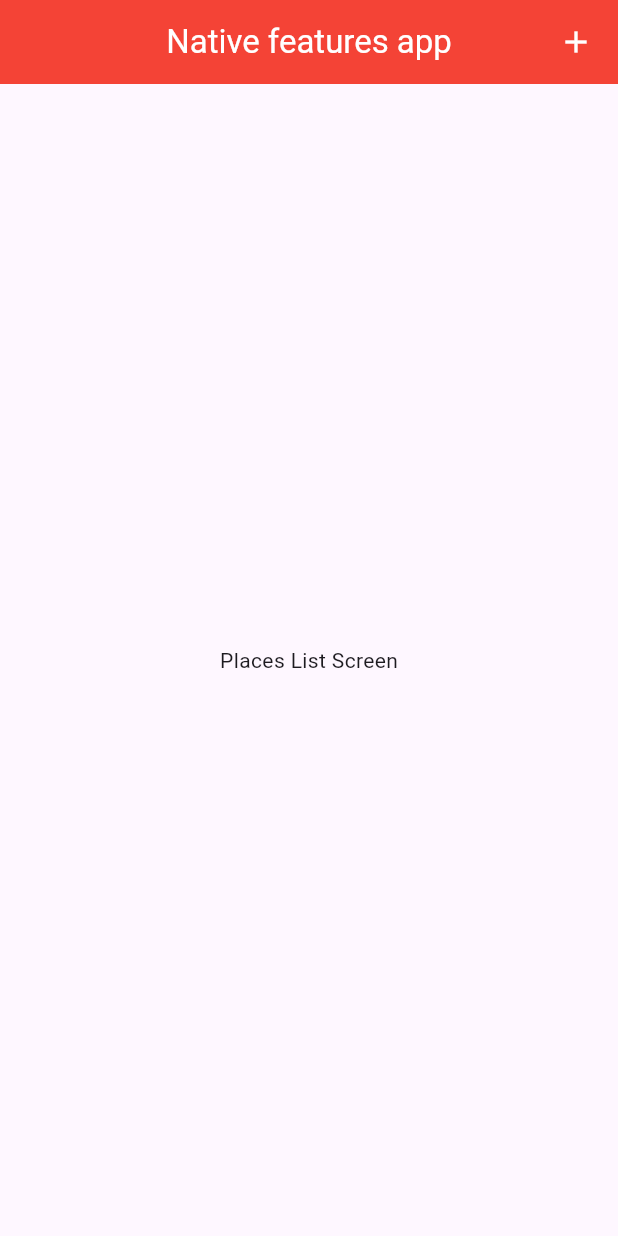
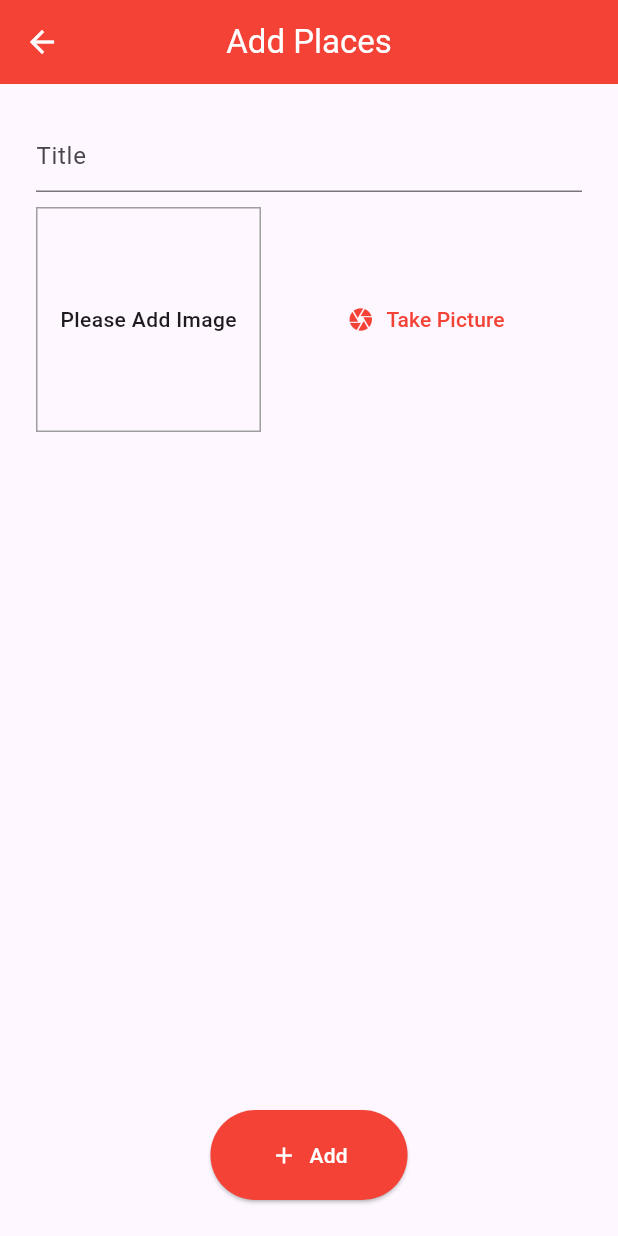
Before and after one commit to Mr-Talha110/Flutter-App-Using-Native-Device-Features, a Flutter app: the screen it shows after launch, after a tap on the "add" icon, on a phone screen of 412 x 824 dp. Run offline on Flutter 3.47's test engine with Material 3 defaults, Android fonts, the phone set to English and light mode, and no system bars; our stand-ins replace get.

Commit message:
Working on add places screen

```diff
--- /dev/null
+++ b/lib/screens/add_place_screen.dart
@@ -0,0 +1,61 @@
+import 'package:flutter/material.dart';
+import 'package:native_features_app/widgets/image_input.dart';
+
+class AddPlaceScreen extends StatefulWidget {
+  const AddPlaceScreen({super.key});
+
+  @override
+  State<AddPlaceScreen> createState() => _AddPlaceScreenState();
+}
+
+class _AddPlaceScreenState extends State<AddPlaceScreen> {
+  TextEditingController titleController = TextEditingController();
+  @override
+  Widget build(BuildContext context) {
+    return Scaffold(
+      appBar: AppBar(
+        iconTheme: const IconThemeData(color: Colors.white),
+        backgroundColor: Colors.red,
+        title: const Text(
+          'Add Places',
+          style: TextStyle(color: Colors.white),
+        ),
+        centerTitle: true,
+      ),
+      body: Container(
+        alignment: Alignment.topCenter,
+        margin: const EdgeInsets.all(24),
+        child: Column(
+          children: [
+            Expanded(
+              child: Column(
+                children: [
+                  TextFormField(
+                    controller: titleController,
+                    decoration: const InputDecoration(hintText: 'Title'),
+                  ),
+                  const SizedBox(height: 10),
+                  const ImageInput(),
+                ],
+              ),
+            ),
+            ElevatedButton.icon(
+                style: const ButtonStyle(
+                    backgroundColor: MaterialStatePropertyAll(Colors.red),
+                    padding: MaterialStatePropertyAll(
+                        EdgeInsets.symmetric(horizontal: 40, vertical: 20))),
+                onPressed: () {},
+                icon: const Icon(
+                  Icons.add,
+                  color: Colors.white,
+                ),
+                label: const Text(
+                  'Add',
+                  style: TextStyle(color: Colors.white),
+                ))
+          ],
+        ),
+      ),
+    );
+  }
+}
--- a/lib/screens/places_list_screen.dart
+++ b/lib/screens/places_list_screen.dart
@@ -1,4 +1,6 @@
 import 'package:flutter/material.dart';
+import 'package:get/get.dart';
+import 'package:native_features_app/screens/add_place_screen.dart';
 
 class PlacesListScreen extends StatelessWidget {
   const PlacesListScreen({super.key});
@@ -15,7 +17,9 @@ class PlacesListScreen extends StatelessWidget {
           FloatingActionButton(
             elevation: 0,
             backgroundColor: Colors.transparent,
-            onPressed: (){}, child: const Icon(Icons.add, color: Colors.white,),)
+            onPressed: (){
+              Get.to(const AddPlaceScreen());
+            }, child: const Icon(Icons.add, color: Colors.white,),)
         ],
       ),
       body: const Center(child: Text('Places List Screen')),
--- /dev/null
+++ b/lib/widgets/image_input.dart
@@ -0,0 +1,54 @@
+// ignore_for_file: unnecessary_null_comparison
+
+import 'dart:io';
+
+import 'package:flutter/material.dart';
+
+class ImageInput extends StatefulWidget {
+  const ImageInput({super.key});
+
+  @override
+  State<ImageInput> createState() => _ImageInputState();
+}
+
+class _ImageInputState extends State<ImageInput> {
+  File? storedImage;
+  @override
+  Widget build(BuildContext context) {
+    return Row(
+      children: [
+        Container(
+          alignment: Alignment.center,
+          width: 150,
+          height: 150,
+          decoration: BoxDecoration(border: Border.all(color: Colors.grey)),
+          child: storedImage != null
+              ? Image.file(
+                  storedImage!,
+                  fit: BoxFit.cover,
+                  width: double.infinity,
+                )
+              : const Text(
+                  'Please Add Image',
+                  style: TextStyle(fontWeight: FontWeight.w500),
+                ),
+        ),
+        const SizedBox(
+          width: 10,
+        ),
+        Expanded(
+          child: TextButton.icon(
+              onPressed: () {},
+              icon: const Icon(
+                Icons.camera,
+                color: Colors.red,
+              ),
+              label: const Text(
+                'Take Picture',
+                style: TextStyle(color: Colors.red),
+              )),
+        )
+      ],
+    );
+  }
+}
```
